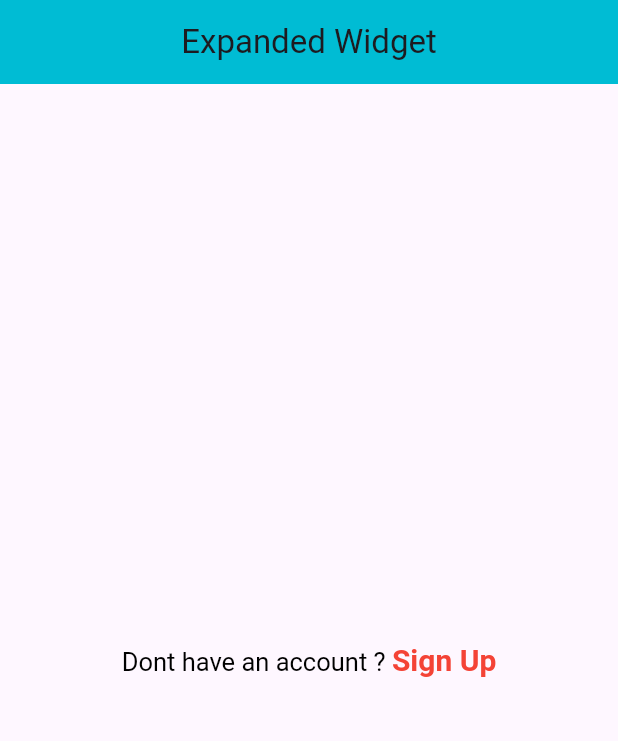
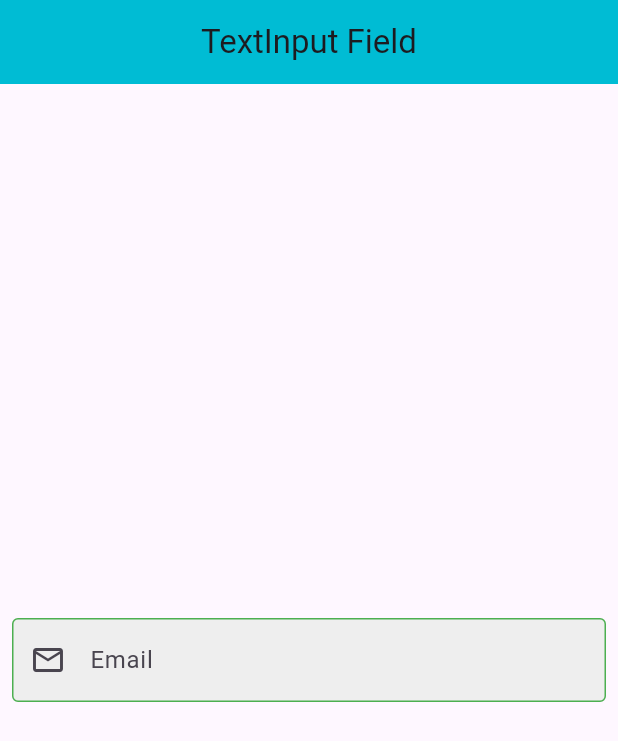
Before and after one commit to R-e-h-a-n-N-a-s-e-e-r/learning-Flutter, a Flutter app: the screen it shows after launch, on a phone screen of 412 x 824 dp. Shown: the top 741 px of the screen. Run offline on Flutter 3.47's test engine with Material 3 defaults, Android fonts, the phone set to English and light mode, and no system bars.

Commit message:
Text Input Field and its properties

```diff
--- a/lib/main.dart
+++ b/lib/main.dart
@@ -13,27 +13,39 @@ class MyApp extends StatelessWidget {
       debugShowCheckedModeBanner: false,
       home: Scaffold(
         appBar: AppBar(
-          title: Center(child: Text('Expanded Widget')),
+          title: Center(child: Text('TextInput Field')),
           backgroundColor: Colors.cyan,
         ),
         body: Column(
           mainAxisAlignment: MainAxisAlignment.center,
           children: [
-            Center(
-              child: RichText(
-                text: TextSpan(
-                  style: TextStyle(color: Colors.black, fontSize: 17),
-                  text: 'Dont have an account ? ',
-                  children: [
-                    TextSpan(
-                      text: 'Sign Up',
-                      style: TextStyle(
-                        fontSize: 20,
-                        fontWeight: FontWeight.bold,
-                        color: Colors.red,
-                      ),
-                    ),
-                  ],
+            Padding(
+              padding: const EdgeInsets.all(8.0),
+              child: TextFormField(
+                keyboardType: TextInputType.emailAddress,
+                cursorColor: Colors.green,
+                cursorHeight: 20,
+                cursorWidth: 5,
+                cursorRadius: Radius.circular(20),
+                onChanged: (value) {
+                  print(value);
+                },
+                decoration: InputDecoration(
+                  labelText: 'Email',
+                  hintText: 'Email',
+                  filled: true,
+                  fillColor: Colors.grey.shade200,
+                  enabled: true, // By default
+                  errorBorder: OutlineInputBorder(
+                    borderSide: BorderSide(color: Colors.red),
+                  ),
+                  prefixIcon: Icon(Icons.email_outlined),
+                  enabledBorder: OutlineInputBorder(
+                    borderSide: BorderSide(color: Colors.green),
+                  ),
+                  focusedBorder: OutlineInputBorder(
+                    borderSide: BorderSide(color: Colors.blue),
+                  ),
                 ),
               ),
             ),
```
